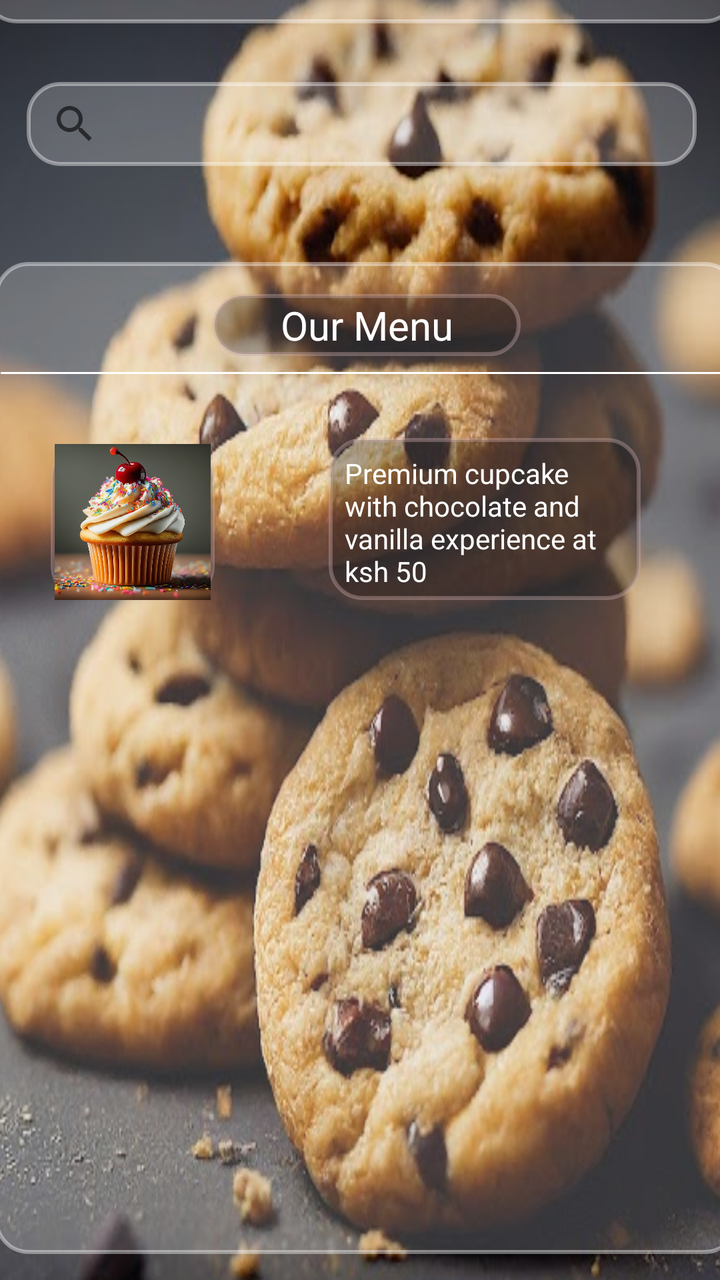
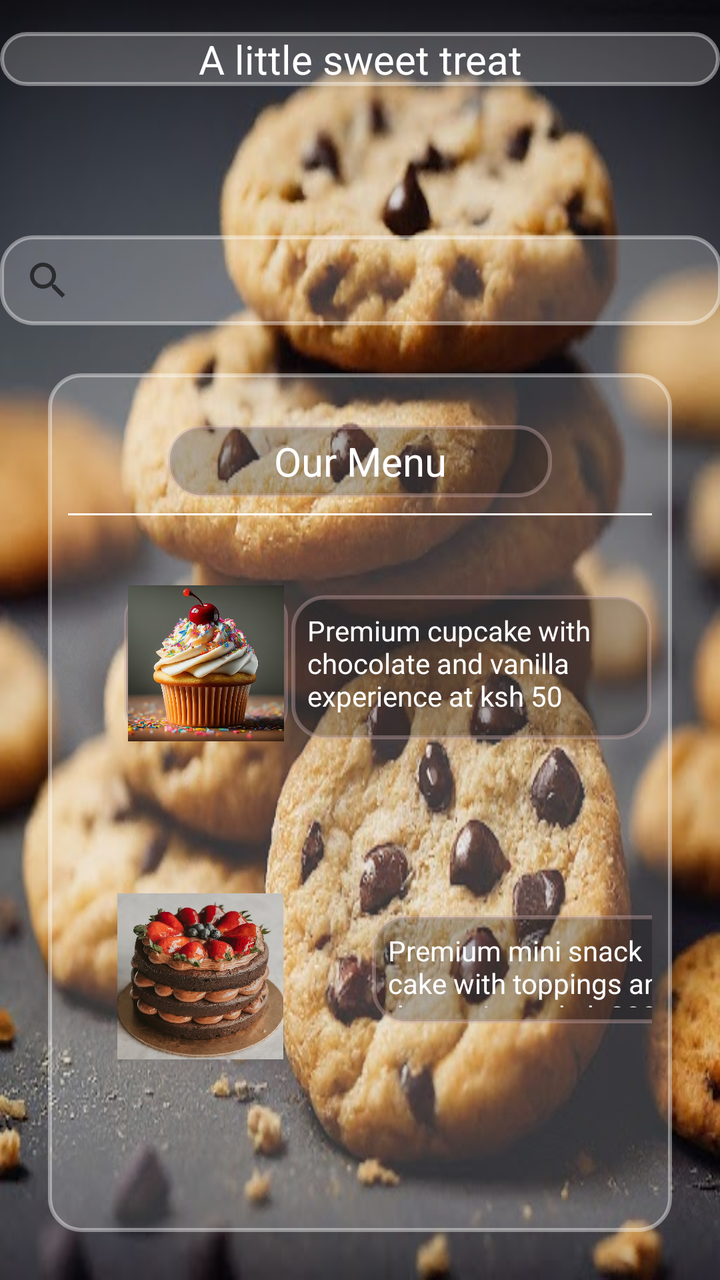

Screens rendered from an Android XML layout before and after an edit, with the pre-edit source and the edit as a unified diff.
<!-- AndroidManifest.xml: application theme Theme.Android -->
<!-- res/layout/main_activity.xml -->
<?xml version="1.0" encoding="utf-8"?>
<androidx.constraintlayout.widget.ConstraintLayout xmlns:android="http://schemas.android.com/apk/res/android"
    xmlns:app="http://schemas.android.com/apk/res-auto"


    android:orientation="vertical"
    android:layout_width="match_parent"
    android:layout_height="match_parent"
    >


    <androidx.constraintlayout.widget.ConstraintLayout
        android:layout_width="412dp"
        android:layout_height="735dp"
        app:layout_constraintBottom_toBottomOf="parent"
        app:layout_constraintEnd_toEndOf="parent"
        app:layout_constraintStart_toStartOf="parent"
        app:layout_constraintTop_toTopOf="parent">

        <androidx.constraintlayout.widget.ConstraintLayout
            android:layout_width="411dp"
            android:layout_height="731dp"
            android:background="@drawable/baked_goods_2"
            app:layout_constraintBottom_toBottomOf="parent"
            app:layout_constraintEnd_toEndOf="parent"
            app:layout_constraintHorizontal_bias="1.0"
            app:layout_constraintStart_toStartOf="parent"
            app:layout_constraintTop_toTopOf="parent"
            app:layout_constraintVertical_bias="0.0">

            <SearchView
                android:id="@+id/searchView"
                android:layout_width="335dp"
                android:layout_height="42dp"
                android:layout_marginTop="88dp"
                android:background="@drawable/round"
                android:foreground="@drawable/round"
                android:hint="@string/Search"
                android:inputType="textPersonName"
                android:textAlignment="center"

                android:textColor="@color/white"
                app:layout_constraintEnd_toEndOf="parent"
                app:layout_constraintStart_toStartOf="parent"
                app:layout_constraintTop_toTopOf="parent" />

            <FrameLayout
                android:id="@+id/glass"
                android:layout_width="372dp"
                android:layout_height="496dp"
                android:background="@drawable/round"
                app:layout_constraintBottom_toBottomOf="parent"
                app:layout_constraintEnd_toEndOf="parent"
                app:layout_constraintHorizontal_bias="0.567"
                app:layout_constraintStart_toStartOf="parent"
                app:layout_constraintTop_toBottomOf="@+id/searchView"
                app:layout_constraintVertical_bias="0.457">

                <androidx.constraintlayout.widget.ConstraintLayout
                    android:layout_width="match_parent"
                    android:layout_height="match_parent">

                    <TextView

                        android:id="@+id/textView4"
                        android:layout_width="154dp"
                        android:layout_height="31dp"
                        android:layout_marginTop="16dp"
                        android:background="@drawable/roundDark"
                        android:gravity="center"
                        android:text="@string/menu"
                        android:textColor="@color/white"
                        android:textSize="20sp"

                        app:layout_constraintEnd_toEndOf="parent"
                        app:layout_constraintStart_toStartOf="parent"
                        app:layout_constraintTop_toTopOf="parent" />

                    <View
                        android:id="@+id/divider"
                        android:layout_width="366dp"
                        android:layout_height="1dp"
                        android:layout_marginTop="8dp"
                        android:background="@color/white"
                        app:layout_constraintEnd_toEndOf="parent"
                        app:layout_constraintStart_toStartOf="parent"
                        app:layout_constraintTop_toBottomOf="@+id/textView4" />

                    <TextView
                        android:id="@+id/textView5"
                        android:layout_width="156dp"
                        android:layout_height="81dp"
                        android:layout_marginStart="44dp"
                        android:layout_marginTop="32dp"
                        android:background="@drawable/roundDark"
                        android:padding="8dp"

                        android:text="@string/description"
                        android:textColor="@color/white"
                        app:layout_constraintEnd_toEndOf="parent"
                        app:layout_constraintHorizontal_bias="0.209"
                        app:layout_constraintStart_toEndOf="@+id/imageView"
                        app:layout_constraintTop_toBottomOf="@+id/divider" />

                    <ImageView
                        android:id="@+id/imageView"
                        android:layout_width="82dp"
                        android:layout_height="78dp"
                        android:layout_marginStart="28dp"

                        android:layout_marginTop="44dp"
                        android:background="@drawable/roundDark"
                        android:contentDescription="@string/description"
                        android:src="@drawable/baked_goods_1"
                        app:layout_constraintStart_toStartOf="parent"
                        app:layout_constraintTop_toBottomOf="@+id/textView4" />

                </androidx.constraintlayout.widget.ConstraintLayout>
            </FrameLayout>

            <TextView
                android:id="@+id/textView2"
                android:layout_width="378dp"
                android:layout_height="49dp"
                android:layout_marginBottom="20dp"
                android:background="@drawable/round"
                android:gravity="center"
                android:text="@string/business_title"
                android:textColor="@color/white"
                android:textSize="20sp"
                app:layout_constraintBottom_toTopOf="@+id/searchView"
                app:layout_constraintEnd_toEndOf="parent"
                app:layout_constraintHorizontal_bias="0.484"
                app:layout_constraintStart_toStartOf="parent"
                app:layout_constraintTop_toTopOf="parent" />

        </androidx.constraintlayout.widget.ConstraintLayout>
    </androidx.constraintlayout.widget.ConstraintLayout>
</androidx.constraintlayout.widget.ConstraintLayout>
<!-- resources referenced by this layout -->
<resources>
  <color name="white">#FFFFFFFF</color>
  <!-- drawable baked_goods_1: jpg bitmap (drawable, 61037 bytes) -->
  <!-- drawable baked_goods_2: jpg bitmap (drawable, 63223 bytes) -->
  <!-- drawable round (drawable) -->
  <?xml version="1.0" encoding="utf-8"?>
  <shape xmlns:android="http://schemas.android.com/apk/res/android"
      android:shape="rectangle">
      <solid android:color="#33FFFFFF"/>
      <corners android:radius="16dp"/>
      <stroke
          android:width="2dp"
          android:color="#66FFFFFF"/>
  </shape>
  <!-- drawable roundDark (drawable) -->
  <?xml version="1.0" encoding="utf-8"?>
  <shape xmlns:android="http://schemas.android.com/apk/res/android"
      android:shape="rectangle">
      <solid android:color="#490F0B0B"/>
      <corners android:radius="16dp"/>
      <stroke
          android:width="2dp"
          android:color="#66C3A6A6"/>
  </shape>
  <string name="Search">Search</string>
  <string name="business_title">A little sweet treat</string>
  <string name="description">Premium cupcake with chocolate and vanilla experience at ksh 50</string>
  <string name="menu">Our Menu</string>
  <style name="Theme.Android" parent="android:Theme.Material.Light.NoActionBar" />
</resources>

<!-- the commit's change to res/layout/main_activity.xml (unified diff, before → after) -->
@@ -1,54 +1,35 @@
 <?xml version="1.0" encoding="utf-8"?>
 <androidx.constraintlayout.widget.ConstraintLayout xmlns:android="http://schemas.android.com/apk/res/android"
     xmlns:app="http://schemas.android.com/apk/res-auto"
-
-
-    android:orientation="vertical"
+    xmlns:tools="http://schemas.android.com/tools"
     android:layout_width="match_parent"
     android:layout_height="match_parent"
-    >
+    android:background="@drawable/baked_goods_2"
+           >
 
+    <SearchView
+        android:id="@+id/searchView"
+        android:layout_width="361dp"
+        android:layout_height="45dp"
+        android:background="@drawable/round"
+        android:foreground="@drawable/round"
+        android:hint="@string/Search"
+        android:inputType="textPersonName"
 
-    <androidx.constraintlayout.widget.ConstraintLayout
-        android:layout_width="412dp"
-        android:layout_height="735dp"
+        android:textAlignment="center"
+        android:textColor="@color/white"
         app:layout_constraintBottom_toBottomOf="parent"
         app:layout_constraintEnd_toEndOf="parent"
         app:layout_constraintStart_toStartOf="parent"
-        app:layout_constraintTop_toTopOf="parent">
+        app:layout_constraintTop_toTopOf="parent"
+        app:layout_constraintVertical_bias="0.198" />
 
-        <androidx.constraintlayout.widget.ConstraintLayout
-            android:layout_width="411dp"
-            android:layout_height="731dp"
-            android:background="@drawable/baked_goods_2"
-            app:layout_constraintBottom_toBottomOf="parent"
-            app:layout_constraintEnd_toEndOf="parent"
-            app:layout_constraintHorizontal_bias="1.0"
-            app:layout_constraintStart_toStartOf="parent"
-            app:layout_constraintTop_toTopOf="parent"
-            app:layout_constraintVertical_bias="0.0">
-
-            <SearchView
-                android:id="@+id/searchView"
-                android:layout_width="335dp"
-                android:layout_height="42dp"
-                android:layout_marginTop="88dp"
+    <FrameLayout
+                android:id="@+id/glass"
+                android:layout_width="0dp"
+                android:layout_height="0dp"
                 android:background="@drawable/round"
-                android:foreground="@drawable/round"
-                android:hint="@string/Search"
-                android:inputType="textPersonName"
-                android:textAlignment="center"
-
-                android:textColor="@color/white"
-                app:layout_constraintEnd_toEndOf="parent"
-                app:layout_constraintStart_toStartOf="parent"
-                app:layout_constraintTop_toTopOf="parent" />
-
-            <FrameLayout
-                android:id="@+id/glass"
-                android:layout_width="372dp"
-                android:layout_height="496dp"
-                android:background="@drawable/round"
+        android:layout_margin="24dp"
                 app:layout_constraintBottom_toBottomOf="parent"
                 app:layout_constraintEnd_toEndOf="parent"
                 app:layout_constraintHorizontal_bias="0.567"
@@ -56,84 +37,110 @@
                 app:layout_constraintTop_toBottomOf="@+id/searchView"
                 app:layout_constraintVertical_bias="0.457">
 
-                <androidx.constraintlayout.widget.ConstraintLayout
-                    android:layout_width="match_parent"
-                    android:layout_height="match_parent">
+        <androidx.constraintlayout.widget.ConstraintLayout
+            android:layout_width="match_parent"
+            android:layout_height="match_parent"
+            android:padding="10dp">
 
-                    <TextView
-
-                        android:id="@+id/textView4"
-                        android:layout_width="154dp"
-                        android:layout_height="31dp"
-                        android:layout_marginTop="16dp"
-                        android:background="@drawable/roundDark"
-                        android:gravity="center"
-                        android:text="@string/menu"
-                        android:textColor="@color/white"
-                        android:textSize="20sp"
-
-                        app:layout_constraintEnd_toEndOf="parent"
-                        app:layout_constraintStart_toStartOf="parent"
-                        app:layout_constraintTop_toTopOf="parent" />
-
-                    <View
-                        android:id="@+id/divider"
-                        android:layout_width="366dp"
-                        android:layout_height="1dp"
-                        android:layout_marginTop="8dp"
-                        android:background="@color/white"
-                        app:layout_constraintEnd_toEndOf="parent"
-                        app:layout_constraintStart_toStartOf="parent"
-                        app:layout_constraintTop_toBottomOf="@+id/textView4" />
-
-                    <TextView
-                        android:id="@+id/textView5"
-                        android:layout_width="156dp"
-                        android:layout_height="81dp"
-                        android:layout_marginStart="44dp"
-                        android:layout_marginTop="32dp"
-                        android:background="@drawable/roundDark"
-                        android:padding="8dp"
-
-                        android:text="@string/description"
-                        android:textColor="@color/white"
-                        app:layout_constraintEnd_toEndOf="parent"
-                        app:layout_constraintHorizontal_bias="0.209"
-                        app:layout_constraintStart_toEndOf="@+id/imageView"
-                        app:layout_constraintTop_toBottomOf="@+id/divider" />
-
-                    <ImageView
-                        android:id="@+id/imageView"
-                        android:layout_width="82dp"
-                        android:layout_height="78dp"
-                        android:layout_marginStart="28dp"
-
-                        android:layout_marginTop="44dp"
-                        android:background="@drawable/roundDark"
-                        android:contentDescription="@string/description"
-                        android:src="@drawable/baked_goods_1"
-                        app:layout_constraintStart_toStartOf="parent"
-                        app:layout_constraintTop_toBottomOf="@+id/textView4" />
-
-                </androidx.constraintlayout.widget.ConstraintLayout>
-            </FrameLayout>
 
             <TextView
-                android:id="@+id/textView2"
-                android:layout_width="378dp"
-                android:layout_height="49dp"
-                android:layout_marginBottom="20dp"
-                android:background="@drawable/round"
+
+                android:id="@+id/textView4"
+                android:layout_width="192dp"
+                android:layout_height="36dp"
+                android:layout_marginTop="16dp"
+                android:background="@drawable/round1"
                 android:gravity="center"
-                android:text="@string/business_title"
+                android:text="@string/menu"
                 android:textColor="@color/white"
                 android:textSize="20sp"
-                app:layout_constraintBottom_toTopOf="@+id/searchView"
+
                 app:layout_constraintEnd_toEndOf="parent"
-                app:layout_constraintHorizontal_bias="0.484"
                 app:layout_constraintStart_toStartOf="parent"
                 app:layout_constraintTop_toTopOf="parent" />
 
+            <View
+                android:id="@+id/divider"
+                android:layout_width="366dp"
+                android:layout_height="1dp"
+                android:layout_marginTop="8dp"
+                android:background="@color/white"
+                app:layout_constraintEnd_toEndOf="parent"
+                app:layout_constraintStart_toStartOf="parent"
+                app:layout_constraintTop_toBottomOf="@+id/textView4" />
+
+            <TextView
+                android:id="@+id/textView5"
+                android:layout_width="180dp"
+                android:layout_height="72dp"
+                android:layout_marginTop="40dp"
+                android:background="@drawable/round1"
+
+                android:padding="8dp"
+                android:text="@string/description"
+                android:textColor="@color/white"
+                app:layout_constraintEnd_toEndOf="parent"
+                app:layout_constraintHorizontal_bias="0.792"
+                app:layout_constraintStart_toEndOf="@+id/imageView"
+                app:layout_constraintTop_toBottomOf="@+id/divider" />
+
+            <TextView
+                android:id="@+id/textView"
+                android:layout_width="183dp"
+                android:layout_height="54dp"
+                android:layout_marginStart="44dp"
+                android:layout_marginTop="88dp"
+
+                android:background="@drawable/round1"
+                android:padding="8dp"
+                android:text="@string/description1"
+                android:textColor="@color/white"
+                app:layout_constraintBottom_toBottomOf="parent"
+                app:layout_constraintStart_toEndOf="@+id/imageView2"
+                app:layout_constraintTop_toBottomOf="@+id/textView5"
+                app:layout_constraintVertical_bias="0.0" />
+
+            <ImageView
+                android:id="@+id/imageView"
+                android:layout_width="82dp"
+                android:layout_height="78dp"
+                android:layout_marginStart="28dp"
+
+                android:layout_marginTop="44dp"
+                android:background="@drawable/round1"
+                android:contentDescription="@string/description"
+                android:src="@drawable/baked_goods_1"
+                app:layout_constraintStart_toStartOf="parent"
+                app:layout_constraintTop_toBottomOf="@+id/textView4" />
+
+            <ImageView
+                android:id="@+id/imageView2"
+                android:layout_width="84dp"
+                android:layout_height="83dp"
+                android:layout_marginStart="24dp"
+                android:layout_marginTop="76dp"
+                android:src="@drawable/baked_goods_3"
+                app:layout_constraintBottom_toBottomOf="parent"
+                app:layout_constraintStart_toStartOf="parent"
+                app:layout_constraintTop_toBottomOf="@+id/imageView"
+                app:layout_constraintVertical_bias="0.0" />
+
         </androidx.constraintlayout.widget.ConstraintLayout>
-    </androidx.constraintlayout.widget.ConstraintLayout>
+    </FrameLayout>
+
+    <TextView
+        android:id="@+id/textView2"
+        android:layout_width="0dp"
+        android:layout_height="wrap_content"
+        android:layout_marginTop="16dp"
+        android:background="@drawable/round"
+        android:gravity="center"
+        android:text="@string/business_title"
+        android:textColor="@color/white"
+        android:textSize="20sp"
+        app:layout_constraintEnd_toEndOf="parent"
+        app:layout_constraintHorizontal_bias="0.0"
+        app:layout_constraintStart_toStartOf="parent"
+        app:layout_constraintTop_toTopOf="parent" />
+
 </androidx.constraintlayout.widget.ConstraintLayout>
<!-- resource entries referenced after the edit -->
@@ -3,6 +3,7 @@
   <color name="white">#FFFFFFFF</color>
   <!-- drawable baked_goods_1: jpg bitmap (drawable, 61037 bytes) -->
   <!-- drawable baked_goods_2: jpg bitmap (drawable, 63223 bytes) -->
+  <!-- drawable baked_goods_3: jpg bitmap (drawable, 88033 bytes) -->
   <!-- drawable round (drawable) -->
   <?xml version="1.0" encoding="utf-8"?>
   <shape xmlns:android="http://schemas.android.com/apk/res/android"
@@ -13,7 +14,7 @@
           android:width="2dp"
           android:color="#66FFFFFF"/>
   </shape>
-  <!-- drawable roundDark (drawable) -->
+  <!-- drawable round1 (drawable) -->
   <?xml version="1.0" encoding="utf-8"?>
   <shape xmlns:android="http://schemas.android.com/apk/res/android"
       android:shape="rectangle">
@@ -23,9 +24,10 @@
           android:width="2dp"
           android:color="#66C3A6A6"/>
   </shape>
-  <string name="Search">Search</string>
+  <string name="Search">Search here</string>
   <string name="business_title">A little sweet treat</string>
   <string name="description">Premium cupcake with chocolate and vanilla experience at ksh 50</string>
+  <string name="description1">Premium mini snack cake  with toppings and decoration at ksh 200</string>
   <string name="menu">Our Menu</string>
   <style name="Theme.Android" parent="android:Theme.Material.Light.NoActionBar" />
 </resources>
